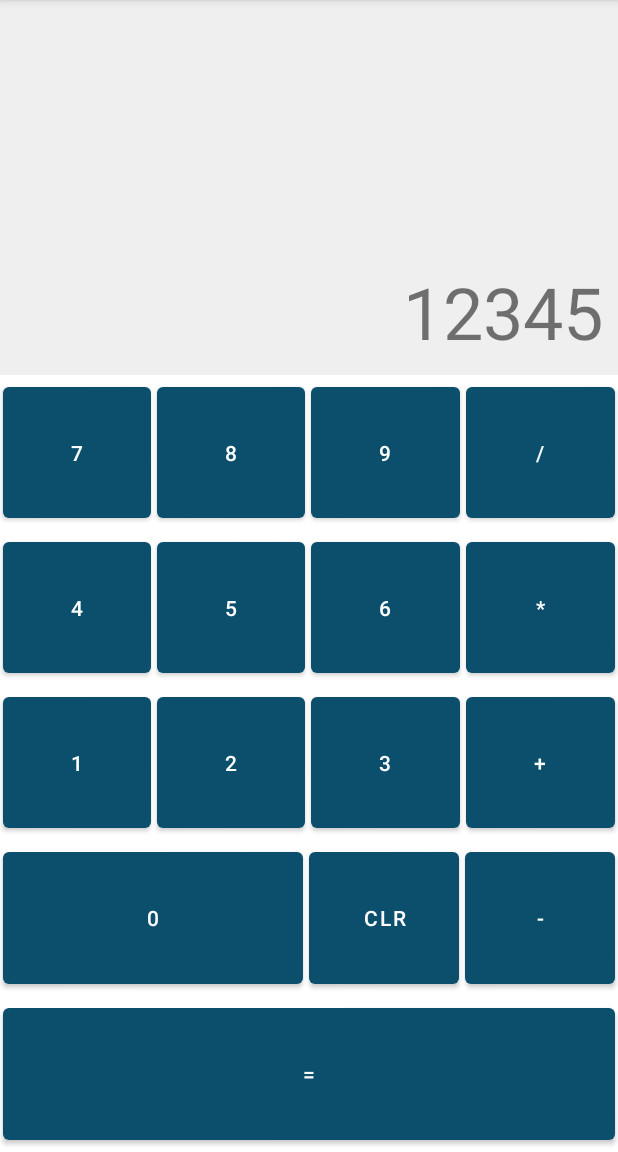
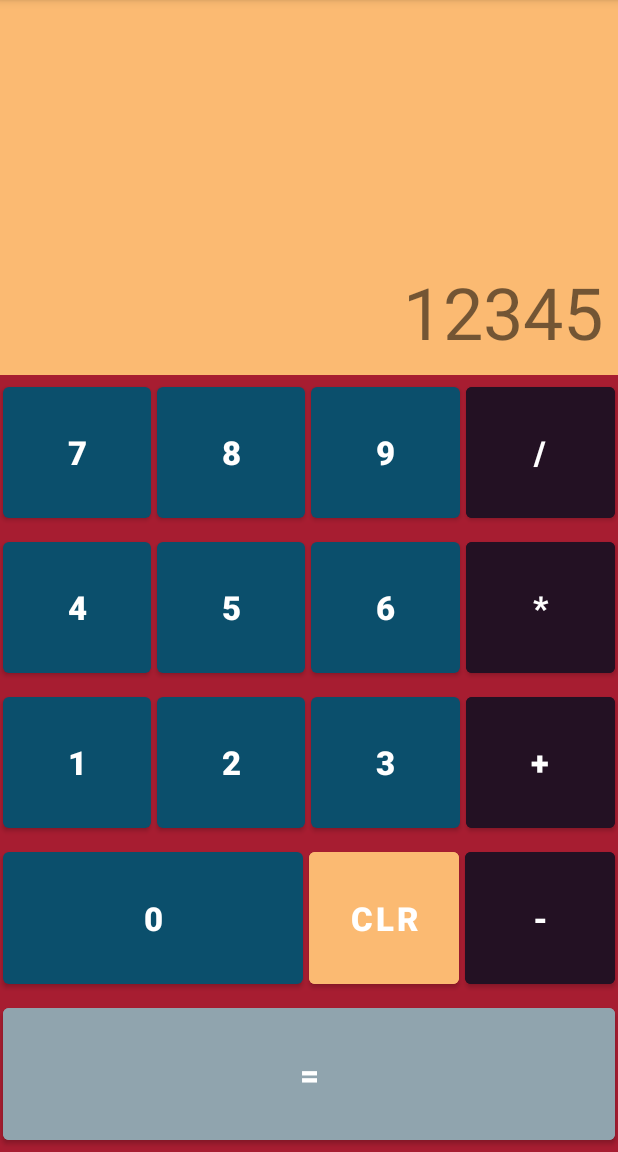
Before and after one commit to Stalkerfish/TheCalculatorApp, an Android app: the screen it shows after launch (MainActivity), on a phone screen of 412 x 824 dp, the part 84-1236 px from its top. Run offline under Robolectric (Android 15) with nearby library versions, the phone set to English and light mode, and no system bars.

Commit message:
Applied the new pallete to the UI components

```diff
--- a/app/src/main/res/layout/activity_main.xml
+++ b/app/src/main/res/layout/activity_main.xml
@@ -5,17 +5,18 @@
     android:layout_width="match_parent"
     android:layout_height="match_parent"
     android:orientation="vertical"
-    tools:context=".MainActivity">
+    tools:context=".MainActivity"
+    android:background="@color/Crimson_UA"
+    >
 
     <TextView
         android:layout_width="match_parent"
         android:layout_height="250dp"
-        android:background="#efefef"
+        android:background="@color/Mellow_Apricot"
+        android:gravity="end|bottom"
         android:padding="10dp"
-        android:textSize="48sp"
         android:text="12345"
-        android:gravity="end|bottom"
-        />
+        android:textSize="48sp" />
 
     <LinearLayout
         android:layout_width="match_parent"
@@ -29,6 +30,8 @@
             android:layout_width="0dp"
             android:layout_height="match_parent"
             android:layout_margin="2dp"
+            android:textSize="22sp"
+            android:textStyle="bold"
             android:layout_weight="1"
             android:onClick="onDigit"
             android:text="7" />
@@ -38,6 +41,8 @@
             android:layout_width="0dp"
             android:layout_height="match_parent"
             android:layout_margin="2dp"
+            android:textSize="22sp"
+            android:textStyle="bold"
             android:layout_weight="1"
             android:onClick="onDigit"
             android:text="8" />
@@ -47,6 +52,8 @@
             android:layout_width="0dp"
             android:layout_height="match_parent"
             android:layout_margin="2dp"
+            android:textSize="22sp"
+            android:textStyle="bold"
             android:layout_weight="1"
             android:onClick="onDigit"
             android:text="9" />
@@ -56,6 +63,9 @@
             android:layout_width="0dp"
             android:layout_height="match_parent"
             android:layout_margin="2dp"
+            android:backgroundTint="@color/Dark_Purple"
+            android:textSize="22sp"
+            android:textStyle="bold"
             android:layout_weight="1"
             android:onClick="onDigit"
             android:text="/" />
@@ -74,6 +84,8 @@
             android:layout_width="0dp"
             android:layout_height="match_parent"
             android:layout_margin="2dp"
+            android:textSize="22sp"
+            android:textStyle="bold"
             android:layout_weight="1"
             android:onClick="onDigit"
             android:text="4" />
@@ -83,6 +95,8 @@
             android:layout_width="0dp"
             android:layout_height="match_parent"
             android:layout_margin="2dp"
+            android:textSize="22sp"
+            android:textStyle="bold"
             android:layout_weight="1"
             android:onClick="onDigit"
             android:text="5" />
@@ -92,6 +106,8 @@
             android:layout_width="0dp"
             android:layout_height="match_parent"
             android:layout_margin="2dp"
+            android:textSize="22sp"
+            android:textStyle="bold"
             android:layout_weight="1"
             android:onClick="onDigit"
             android:text="6" />
@@ -101,6 +117,9 @@
             android:layout_width="0dp"
             android:layout_height="match_parent"
             android:layout_margin="2dp"
+            android:backgroundTint="@color/Dark_Purple"
+            android:textSize="22sp"
+            android:textStyle="bold"
             android:layout_weight="1"
             android:onClick="onDigit"
             android:text="*" />
@@ -119,6 +138,8 @@
             android:layout_width="0dp"
             android:layout_height="match_parent"
             android:layout_margin="2dp"
+            android:textSize="22sp"
+            android:textStyle="bold"
             android:layout_weight="1"
             android:onClick="onDigit"
             android:text="1" />
@@ -128,6 +149,8 @@
             android:layout_width="0dp"
             android:layout_height="match_parent"
             android:layout_margin="2dp"
+            android:textSize="22sp"
+            android:textStyle="bold"
             android:layout_weight="1"
             android:onClick="onDigit"
             android:text="2" />
@@ -137,6 +160,8 @@
             android:layout_width="0dp"
             android:layout_height="match_parent"
             android:layout_margin="2dp"
+            android:textSize="22sp"
+            android:textStyle="bold"
             android:layout_weight="1"
             android:onClick="onDigit"
             android:text="3" />
@@ -146,6 +171,9 @@
             android:layout_width="0dp"
             android:layout_height="match_parent"
             android:layout_margin="2dp"
+            android:backgroundTint="@color/Dark_Purple"
+            android:textSize="22sp"
+            android:textStyle="bold"
             android:layout_weight="1"
             android:onClick="onDigit"
             android:text="+" />
@@ -164,6 +192,8 @@
             android:layout_width="0dp"
             android:layout_height="match_parent"
             android:layout_margin="2dp"
+            android:textSize="22sp"
+            android:textStyle="bold"
             android:layout_weight="2"
             android:onClick="onDigit"
             android:text="0" />
@@ -173,6 +203,9 @@
             android:layout_width="0dp"
             android:layout_height="match_parent"
             android:layout_margin="2dp"
+            android:backgroundTint="@color/Mellow_Apricot"
+            android:textSize="22sp"
+            android:textStyle="bold"
             android:layout_weight="1"
             android:onClick="onDigit"
             android:text="CLR" />
@@ -182,6 +215,9 @@
             android:layout_width="0dp"
             android:layout_height="match_parent"
             android:layout_margin="2dp"
+            android:backgroundTint="@color/Dark_Purple"
+            android:textSize="22sp"
+            android:textStyle="bold"
             android:layout_weight="1"
             android:onClick="onDigit"
             android:text="-" />
@@ -200,6 +236,9 @@
             android:layout_width="0dp"
             android:layout_height="match_parent"
             android:layout_margin="2dp"
+            android:backgroundTint="@color/Cadet_Grey"
+            android:textSize="22sp"
+            android:textStyle="bold"
             android:layout_weight="1"
             android:onClick="onDigit"
             android:text="=" />
```
